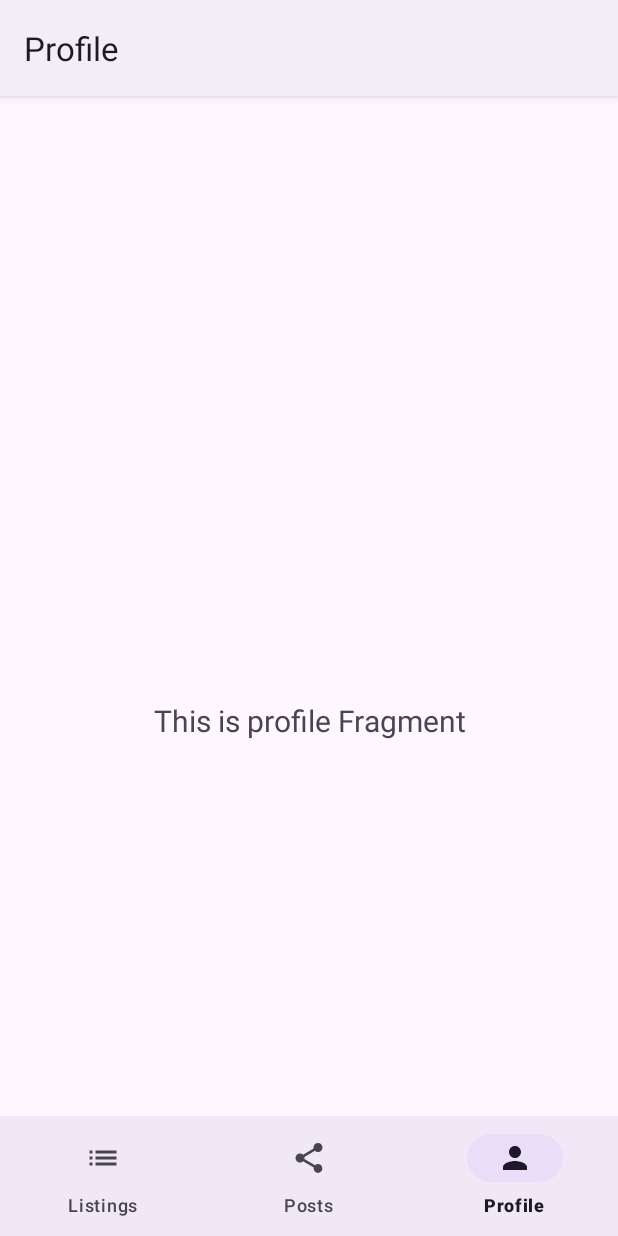
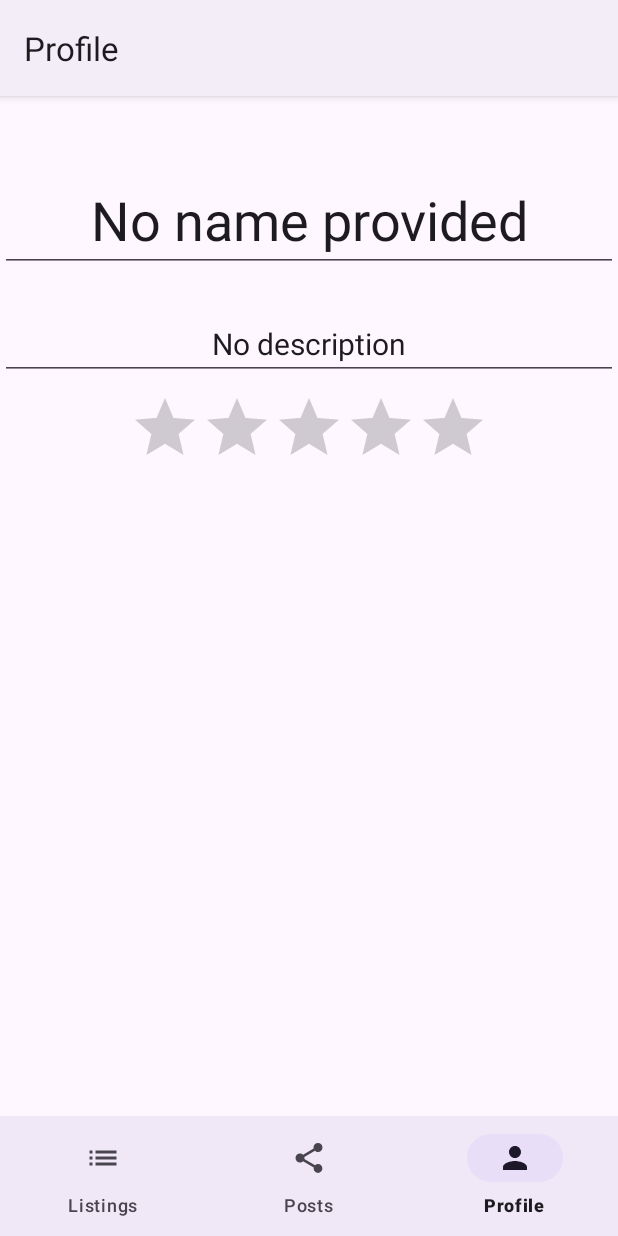
Before and after one commit to BillRenCN/407-Project, an Android app: the ProfileFragment screen opened through its navigation route, on a phone screen of 412 x 824 dp. Run offline under Robolectric (Android 15) with nearby library versions, the phone set to English and light mode, and no system bars; our stand-ins replace navigation-ui.

Commit message:
Create listing recyclerview

```diff
--- /dev/null
+++ b/app/src/main/java/com/cs407/project/ui/listing/ListingAdapter.kt
@@ -0,0 +1,33 @@
+package com.cs407.project.ui.listing
+
+import android.view.LayoutInflater
+import android.view.View
+import android.view.ViewGroup
+import android.widget.TextView
+import androidx.recyclerview.widget.RecyclerView
+import com.cs407.project.R
+
+class ListingAdapter(
+    private val listingModelArrayList: ArrayList<ListingModel>
+) : RecyclerView.Adapter<ListingAdapter.ViewHolder>() {
+    override fun onCreateViewHolder(parent: ViewGroup, viewType: Int): ViewHolder {
+        val view: View = LayoutInflater.from(parent.context)
+            .inflate(R.layout.recyclerview_listing_card, parent, false)
+        return ViewHolder(view)
+    }
+
+    override fun onBindViewHolder(holder: ViewHolder, position: Int) {
+        val model: ListingModel = listingModelArrayList[position]
+        holder.itemName.text = model.name
+        holder.itemDescription.text = model.description
+    }
+
+    override fun getItemCount(): Int {
+        return listingModelArrayList.size
+    }
+
+    class ViewHolder(itemView: View) : RecyclerView.ViewHolder(itemView) {
+        val itemName: TextView = itemView.findViewById(R.id.itemName)
+        val itemDescription: TextView = itemView.findViewById(R.id.itemDescription)
+    }
+}
--- a/app/src/main/java/com/cs407/project/ui/listing/ListingFragment.kt
+++ b/app/src/main/java/com/cs407/project/ui/listing/ListingFragment.kt
@@ -4,9 +4,9 @@ import android.os.Bundle
 import android.view.LayoutInflater
 import android.view.View
 import android.view.ViewGroup
-import android.widget.TextView
 import androidx.fragment.app.Fragment
 import androidx.lifecycle.ViewModelProvider
+import androidx.recyclerview.widget.LinearLayoutManager
 import com.cs407.project.databinding.FragmentListingBinding
 
 class ListingFragment : Fragment() {
@@ -18,20 +18,26 @@ class ListingFragment : Fragment() {
     private val binding get() = _binding!!
 
     override fun onCreateView(
-        inflater: LayoutInflater,
-        container: ViewGroup?,
-        savedInstanceState: Bundle?
+        inflater: LayoutInflater, container: ViewGroup?, savedInstanceState: Bundle?
     ): View {
-        val listingViewModel =
-            ViewModelProvider(this)[ListingViewModel::class.java]
+        val listingViewModel = ViewModelProvider(this)[ListingViewModel::class.java]
 
         _binding = FragmentListingBinding.inflate(inflater, container, false)
         val root: View = binding.root
 
-        val textView: TextView = binding.textListing
-        listingViewModel.text.observe(viewLifecycleOwner) {
-            textView.text = it
+//        val textView: TextView = binding.textListing
+//        listingViewModel.text.observe(viewLifecycleOwner) {
+//            textView.text = it
+//        }
+
+        val listingModelArrayList: ArrayList<ListingModel> = ArrayList()
+        for (i in 0..100) {
+            listingModelArrayList.add(ListingModel("Item $i", "Short description $i", 0))
         }
+
+        val recyclerView = binding.recyclerView
+        recyclerView.layoutManager = LinearLayoutManager(requireContext(), LinearLayoutManager.VERTICAL, false)
+        recyclerView.adapter = ListingAdapter(listingModelArrayList)
         return root
     }
 
--- /dev/null
+++ b/app/src/main/java/com/cs407/project/ui/listing/ListingModel.kt
@@ -0,0 +1,8 @@
+package com.cs407.project.ui.listing
+
+data class ListingModel(
+    val name: String = "Unnamed item",
+    val description: String = "No description",
+    val user: Int = 0,
+    val imageId: Int? = null,
+)
--- a/app/src/main/java/com/cs407/project/ui/profile/ProfileFragment.kt
+++ b/app/src/main/java/com/cs407/project/ui/profile/ProfileFragment.kt
@@ -1,13 +1,18 @@
 package com.cs407.project.ui.profile
 
+import android.app.Activity
 import android.os.Bundle
 import android.view.LayoutInflater
 import android.view.View
 import android.view.ViewGroup
+import android.view.inputmethod.InputMethodManager
 import android.widget.TextView
 import androidx.fragment.app.Fragment
 import androidx.lifecycle.ViewModelProvider
+import androidx.lifecycle.lifecycleScope
 import com.cs407.project.databinding.FragmentProfileBinding
+import kotlinx.coroutines.launch
+
 
 class ProfileFragment : Fragment() {
 
@@ -17,21 +22,50 @@ class ProfileFragment : Fragment() {
     // onDestroyView.
     private val binding get() = _binding!!
 
+    private lateinit var profileViewModel: ProfileViewModel
+
     override fun onCreateView(
         inflater: LayoutInflater,
         container: ViewGroup?,
         savedInstanceState: Bundle?
     ): View {
-        val profileViewModel =
+        profileViewModel =
             ViewModelProvider(this)[ProfileViewModel::class.java]
 
         _binding = FragmentProfileBinding.inflate(inflater, container, false)
         val root: View = binding.root
 
-        val textView: TextView = binding.textProfile
-        profileViewModel.text.observe(viewLifecycleOwner) {
-            textView.text = it
+        val profileName: TextView = binding.name
+        val profileDescription: TextView = binding.description
+        val rating = binding.rating
+
+        profileName.setOnFocusChangeListener { _, _ ->
+            if (profileViewModel.userState.value.userName != profileName.text.toString()) {
+                profileViewModel.setName(profileName.text.toString())
+            }
         }
+
+        profileDescription.setOnFocusChangeListener {_, _ ->
+            if (profileViewModel.userState.value.userDescription != profileDescription.text.toString()) {
+                profileViewModel.setDescription(profileDescription.text.toString())
+            }
+        }
+
+        root.setOnClickListener {
+            val imm = requireContext().getSystemService(Activity.INPUT_METHOD_SERVICE) as InputMethodManager
+            imm.hideSoftInputFromWindow(requireView().windowToken, 0)
+            root.clearFocus()
+        }
+
+        lifecycleScope.launch {
+            val userState = profileViewModel.userState
+            userState.collect {
+                profileName.text = userState.value.userName
+                profileDescription.text = userState.value.userDescription
+                rating.rating = userState.value.rating
+            }
+        }
+
         return root
     }
 
--- a/app/src/main/java/com/cs407/project/ui/profile/ProfileViewModel.kt
+++ b/app/src/main/java/com/cs407/project/ui/profile/ProfileViewModel.kt
@@ -1,13 +1,44 @@
 package com.cs407.project.ui.profile
 
+import android.util.Log
 import androidx.lifecycle.LiveData
 import androidx.lifecycle.MutableLiveData
 import androidx.lifecycle.ViewModel
+import kotlinx.coroutines.flow.MutableStateFlow
+import kotlinx.coroutines.flow.asStateFlow
+import kotlinx.coroutines.flow.update
+
+data class UserState(
+    val userName: String = "No name provided",
+    val userId: Int = 0,
+    val userDescription: String? = "No description",
+    val rating: Float = 0f,
+    val comments: List<String> = emptyList(),
+    val items: List<String> = emptyList()
+)
 
 class ProfileViewModel : ViewModel() {
 
-    private val _text = MutableLiveData<String>().apply {
-        value = "This is profile Fragment"
+    // Expose screen UI state
+    private val _userState = MutableStateFlow(UserState())
+    val userState = _userState.asStateFlow()
+
+    fun setUser(state: UserState) {
+        _userState.update {
+            state
+        }
     }
-    val text: LiveData<String> = _text
+
+    fun setName(name: String) {
+        _userState.update {
+            it.copy(userName = name)
+        }
+        Log.d("ProfileViewModel", "Name changed to $name")
+    }
+
+    fun setDescription(description: String) {
+        _userState.update {
+            it.copy(userDescription = description)
+        }
+    }
 }
--- a/app/src/main/res/layout/activity_main.xml
+++ b/app/src/main/res/layout/activity_main.xml
@@ -1,18 +1,14 @@
 <?xml version="1.0" encoding="utf-8"?>
-<androidx.constraintlayout.widget.ConstraintLayout
-    xmlns:android="http://schemas.android.com/apk/res/android"
+<androidx.constraintlayout.widget.ConstraintLayout xmlns:android="http://schemas.android.com/apk/res/android"
     xmlns:app="http://schemas.android.com/apk/res-auto"
     android:id="@+id/container"
     android:layout_width="match_parent"
-    android:layout_height="match_parent"
-    android:paddingTop="?attr/actionBarSize">
+    android:layout_height="match_parent">
 
     <com.google.android.material.bottomnavigation.BottomNavigationView
         android:id="@+id/nav_view"
         android:layout_width="0dp"
         android:layout_height="wrap_content"
-        android:layout_marginStart="0dp"
-        android:layout_marginEnd="0dp"
         android:background="?android:attr/windowBackground"
         app:layout_constraintBottom_toBottomOf="parent"
         app:layout_constraintLeft_toLeftOf="parent"
@@ -23,7 +19,7 @@
         android:id="@+id/nav_host_fragment_activity_main"
         android:name="androidx.navigation.fragment.NavHostFragment"
         android:layout_width="match_parent"
-        android:layout_height="match_parent"
+        android:layout_height="0dp"
         app:defaultNavHost="true"
         app:layout_constraintBottom_toTopOf="@id/nav_view"
         app:layout_constraintLeft_toLeftOf="parent"
--- a/app/src/main/res/layout/fragment_profile.xml
+++ b/app/src/main/res/layout/fragment_profile.xml
@@ -6,17 +6,54 @@
     android:layout_height="match_parent"
     tools:context=".ui.profile.ProfileFragment">
 
-    <TextView
-        android:id="@+id/text_profile"
-        android:layout_width="match_parent"
+    <EditText
+        android:id="@+id/name"
+        android:layout_width="0dp"
         android:layout_height="wrap_content"
-        android:layout_marginStart="8dp"
-        android:layout_marginTop="8dp"
-        android:layout_marginEnd="8dp"
+        android:layout_marginTop="24dp"
+        android:autofillHints="name"
+        android:inputType="textPersonName"
+        android:textAlignment="center"
+        android:textSize="36sp"
+        android:imeOptions="actionDone"
+        app:layout_constraintEnd_toEndOf="parent"
+        app:layout_constraintStart_toStartOf="parent"
+        app:layout_constraintTop_toBottomOf="@id/image" />
+
+    <ImageView
+        android:id="@+id/image"
+        android:layout_width="wrap_content"
+        android:layout_height="wrap_content"
+        android:layout_marginTop="24dp"
+        android:contentDescription="@string/profile_image"
+        android:scaleType="fitCenter"
+        app:layout_constraintEnd_toEndOf="parent"
+        app:layout_constraintStart_toStartOf="parent"
+        app:layout_constraintTop_toTopOf="parent"
+        tools:src="@tools:sample/avatars" />
+
+    <EditText
+        android:id="@+id/description"
+        android:layout_width="0dp"
+        android:layout_height="wrap_content"
+        android:layout_marginTop="24dp"
+        android:importantForAutofill="no"
+        android:inputType="textAutoCorrect"
         android:textAlignment="center"
         android:textSize="20sp"
-        app:layout_constraintBottom_toBottomOf="parent"
+        android:imeOptions="actionDone"
         app:layout_constraintEnd_toEndOf="parent"
         app:layout_constraintStart_toStartOf="parent"
-        app:layout_constraintTop_toTopOf="parent" />
+        app:layout_constraintTop_toBottomOf="@id/name" />
+
+    <RatingBar
+        android:id="@+id/rating"
+        android:layout_width="wrap_content"
+        android:layout_height="wrap_content"
+        android:layout_marginTop="8dp"
+        android:isIndicator="true"
+        app:layout_constraintEnd_toEndOf="parent"
+        app:layout_constraintStart_toStartOf="parent"
+        app:layout_constraintTop_toBottomOf="@+id/description" />
+
 </androidx.constraintlayout.widget.ConstraintLayout>
--- a/app/src/main/res/values/strings.xml
+++ b/app/src/main/res/values/strings.xml
@@ -4,4 +4,5 @@
     <string name="title_listing">Listings</string>
     <string name="title_posts">Posts</string>
     <string name="title_profile">Profile</string>
+    <string name="profile_image">Profile image</string>
 </resources>
```
Also changed, not shown: app/src/main/res/layout/fragment_listing.xml (+7 -18 lines), app/src/main/res/layout/recyclerview_listing_card.xml (added, +37 -0 lines).
